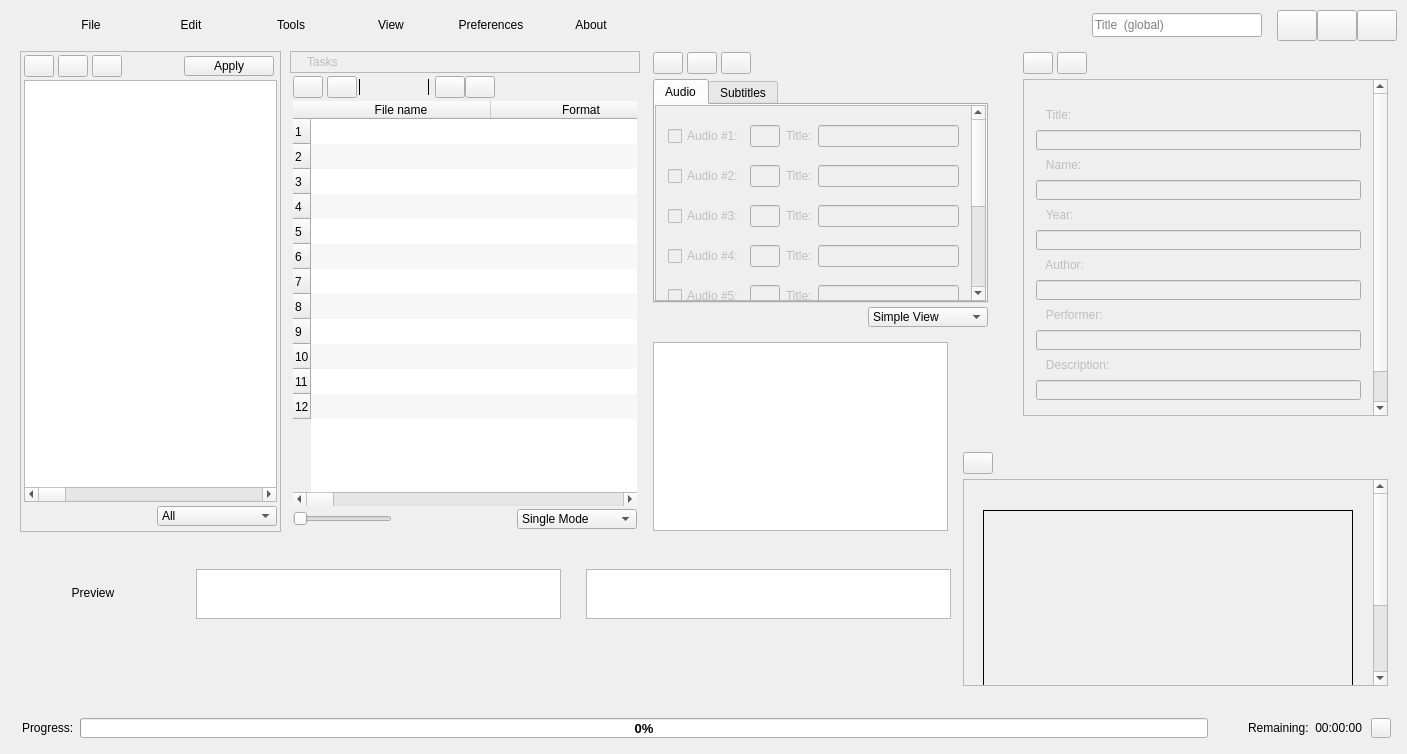
This is app/mainwindow.ui in CineEncoder/cine-encoder as Qt 5 draws it before an edit. The edited form follows.
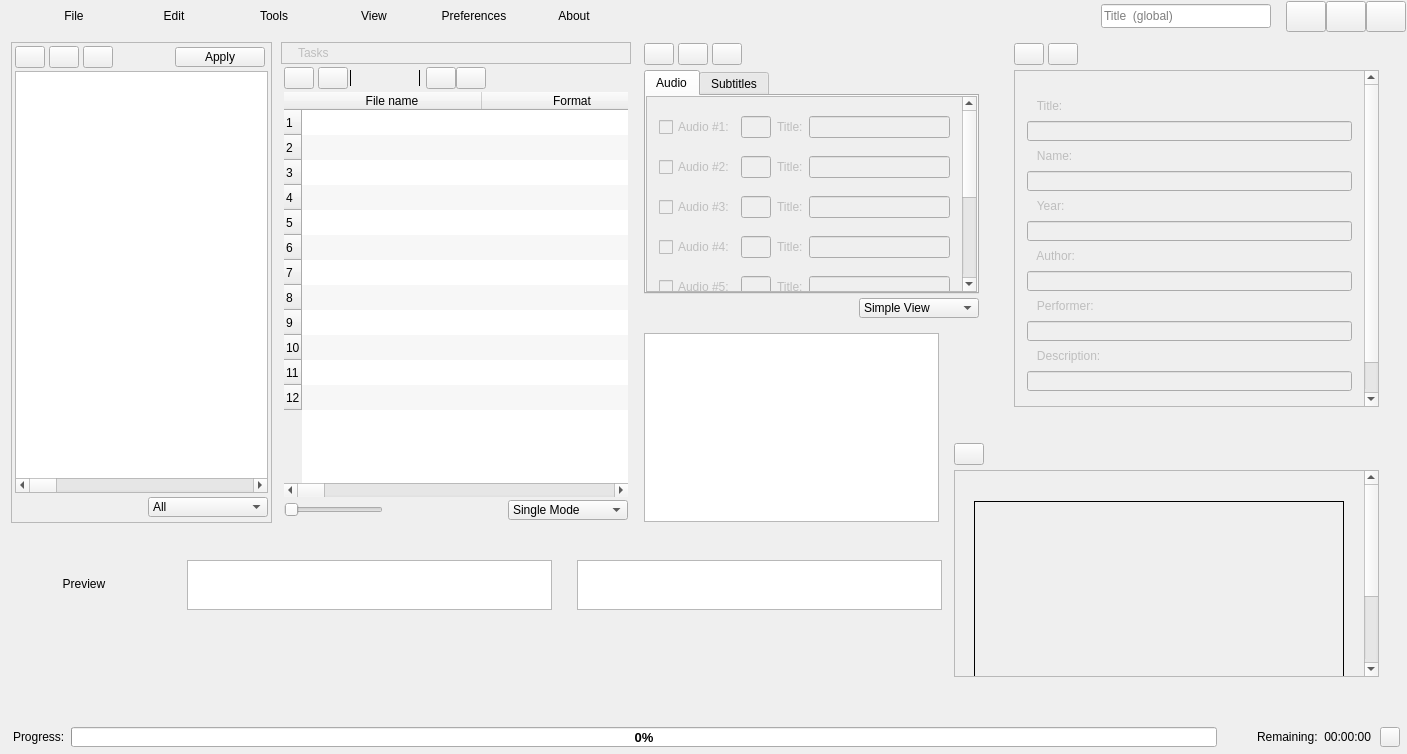
This is the edited form. Icons and pictures are not drawn.

What changed in the file:
```diff
--- a/app/mainwindow.ui
+++ b/app/mainwindow.ui
@@ -19,16 +19,16 @@
   </property>
   <layout class="QGridLayout" name="gridLayout">
    <property name="leftMargin">
-    <number>9</number>
+    <number>0</number>
    </property>
    <property name="topMargin">
-    <number>9</number>
+    <number>0</number>
    </property>
    <property name="rightMargin">
-    <number>9</number>
+    <number>0</number>
    </property>
    <property name="bottomMargin">
-    <number>9</number>
+    <number>0</number>
    </property>
    <property name="spacing">
     <number>0</number>
@@ -3899,7 +3899,7 @@
                   <bool>true</bool>
                  </property>
                  <property name="sizePolicy">
-                  <sizepolicy hsizetype="Expanding" vsizetype="Expanding">
+                  <sizepolicy hsizetype="Preferred" vsizetype="Expanding">
                    <horstretch>0</horstretch>
                    <verstretch>0</verstretch>
                   </sizepolicy>
@@ -7138,7 +7138,7 @@
               </property>
               <property name="sizeHint" stdset="0">
                <size>
-                <width>22</width>
+                <width>14</width>
                 <height>20</height>
                </size>
               </property>
```
Left out of the diff: 4 changed lines with no effect on the pictures.
